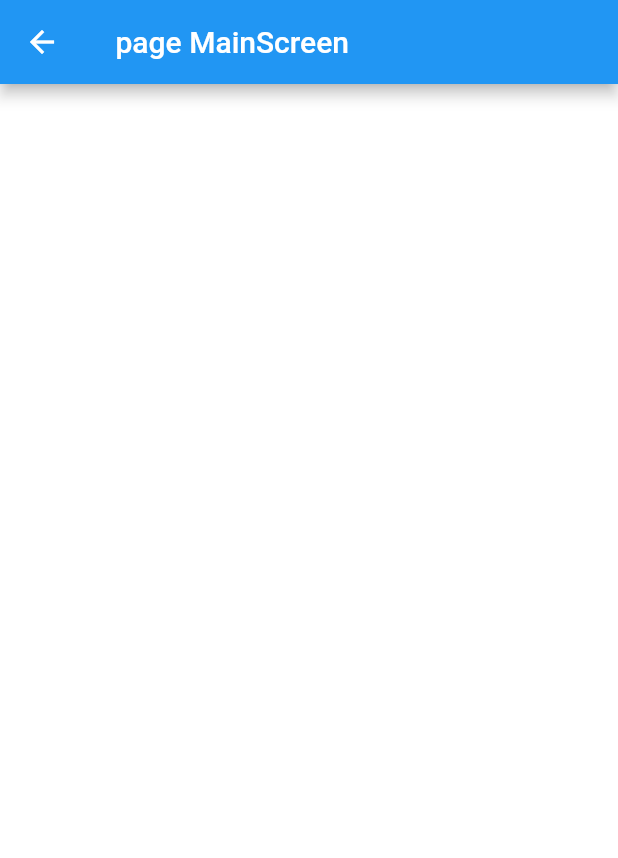
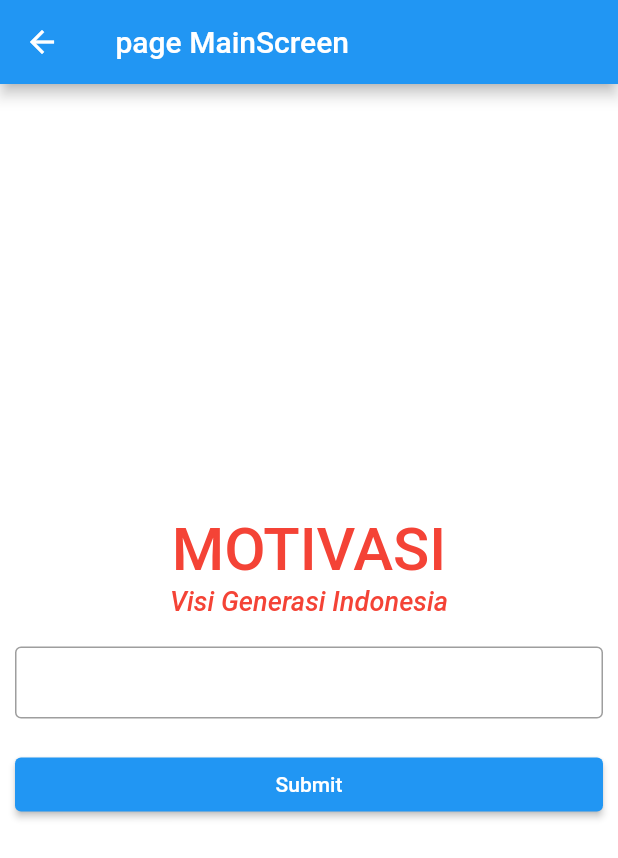
Before and after one commit to erihidayat06/apk-vigenesia, a Flutter app: the MainScreen screen opened directly, on a phone screen of 412 x 824 dp. Shown: the top 858 px of the screen. Run offline on Flutter 3.47's test engine with Material 2 defaults, Android fonts, the phone set to English and light mode, and no system bars; our stand-ins replace another_flushbar, flutter_form_builder.

Commit message:
Memperbaiki MainScreen.dart

```diff
--- a/lib/screens/MainScreen.dart
+++ b/lib/screens/MainScreen.dart
@@ -1,4 +1,6 @@
 import 'package:flutter/material.dart';
+import 'package:flutter_form_builder/flutter_form_builder.dart';
+import 'package:another_flushbar/flushbar.dart';
 
 class MainScreen extends StatefulWidget {
   const MainScreen({Key? key}) : super(key: key);
@@ -8,12 +10,65 @@ class MainScreen extends StatefulWidget {
 }
 
 class _MainScreenState extends State<MainScreen> {
+  TextEditingController isiController = TextEditingController();
   @override
   Widget build(BuildContext context) {
     return Scaffold(
       appBar: AppBar(
         title: Text(' page MainScreen'),
       ),
+      body: Container(
+        margin: const EdgeInsets.only(left: 10, right: 10),
+        child: Column(
+          mainAxisAlignment: MainAxisAlignment.center,
+          children: [
+            SizedBox(height: 10),
+            //tempat row
+            Row(mainAxisAlignment: MainAxisAlignment.center, children: [
+              Column(
+                mainAxisAlignment: MainAxisAlignment.center,
+                children: [
+                  Text(
+                    "MOTIVASI",
+                    style: TextStyle(
+                        fontSize: 40,
+                        fontWeight: FontWeight.w500,
+                        color: Colors.red),
+                  ),
+                  Text(
+                    "Visi Generasi Indonesia",
+                    style: TextStyle(
+                        fontSize: 18,
+                        fontWeight: FontWeight.w500,
+                        color: Colors.red,
+                        fontStyle: FontStyle.italic),
+                  ),
+                ],
+              ),
+            ]),
+            // Akhir
+            SizedBox(height: 20),
+            FormBuilderTextField(
+              controller: isiController,
+              name: "isi_motivasi",
+              decoration: InputDecoration(
+                border: OutlineInputBorder(),
+                contentPadding: EdgeInsets.only(left: 10),
+              ),
+            ),
+
+            SizedBox(height: 20),
+            Container(
+              width: MediaQuery.of(context).size.width,
+              child: ElevatedButton(
+                  onPressed: () async {
+                    print("Sukses");
+                  },
+                  child: Text("Submit")),
+            ),
+          ],
+        ),
+      ),
     );
   }
 }
```
